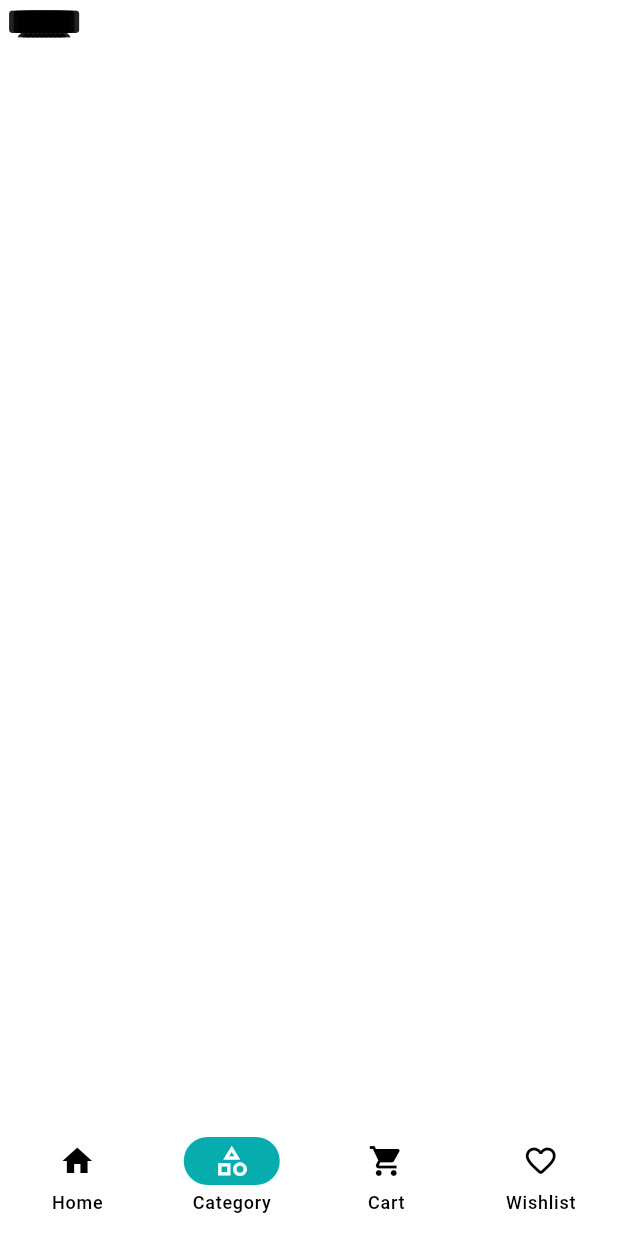
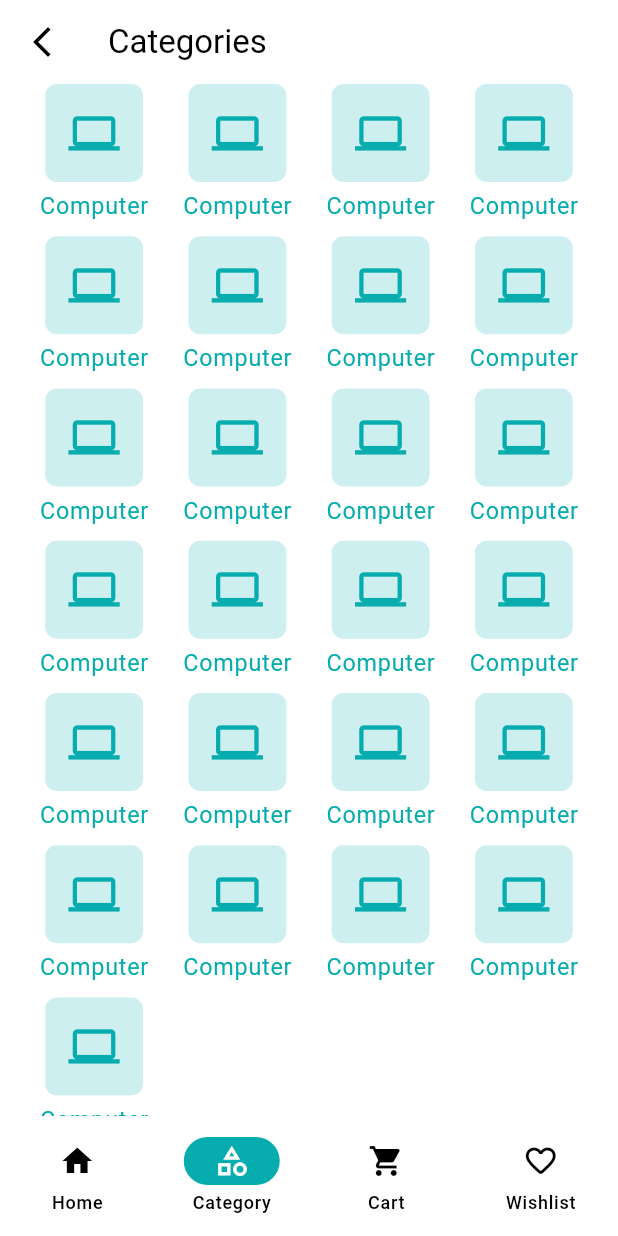
Before and after one commit to shorifulislamsiam/crafty_bay, a Flutter app: the screen it shows after launch, item 2 of the bottom bar chosen, on a phone screen of 412 x 824 dp. Run offline on Flutter 3.47's test engine with Material 3 defaults, Android fonts, the phone set to English and light mode, and no system bars; our stand-ins replace carousel_slider, email_validator, firebase_core, firebase_crashlytics, flutter_svg, get; accounts and stored records are empty; network calls fail.

Commit message:
product card

```diff
--- a/lib/app/asset_path.dart
+++ b/lib/app/asset_path.dart
@@ -1,5 +1,8 @@
+import 'dart:convert';
+
 class AssetPath{
   static const String _baseImagePath = "assets/images";
 
   static const String logoNav = "$_baseImagePath/logo_nav.svg";
+  static const String imgPic = "https://www.bata.com/dw/image/v2/BCLG_PRD/on/demandware.static/-/Sites-bata-in-master-catalog/default/dwb36ca92f/images/tile/8314211_1.jpeg?sw=960";
 }
--- /dev/null
+++ b/lib/features/common/widgets/product_category_item.dart
@@ -0,0 +1,38 @@
+import 'package:crafty_bay/app/app_color.dart';
+import 'package:flutter/material.dart';
+
+class ProductCategoryItem extends StatelessWidget {
+  const ProductCategoryItem({
+    super.key,
+  });
+
+  @override
+  Widget build(BuildContext context) {
+    return Column(
+      children: [
+        Container(
+          padding: EdgeInsets.all(16),
+          decoration: BoxDecoration(
+            color: AppColors.themeColor.withOpacity(0.2),
+            // border: Border.all(
+            //   color: AppColors.themeColor.withOpacity(0.2),
+            // ),
+            borderRadius: BorderRadius.circular(8),
+          ),
+          child: Icon(
+            Icons.computer,
+            size: 35,
+            color: AppColors.themeColor,
+          ),
+        ),
+        SizedBox(height: 5,),
+        Text(
+          "Computer",
+          style: Theme.of(
+            context,
+          ).textTheme.bodyLarge?.copyWith(color: AppColors.themeColor),
+        ),
+      ],
+    );
+  }
+}
--- a/lib/features/product/ui/products_category_screen.dart
+++ b/lib/features/product/ui/products_category_screen.dart
@@ -1,4 +1,7 @@
+import 'package:crafty_bay/features/common/ui/controllers/main_bottom_nav_controller.dart';
+import 'package:crafty_bay/features/common/widgets/product_category_item.dart';
 import 'package:flutter/material.dart';
+import 'package:get/get.dart';
 
 class ProductsCategoryScreen extends StatefulWidget {
   const ProductsCategoryScreen({super.key});
@@ -11,14 +14,34 @@ class _ProductsCategoryScreenState extends State<ProductsCategoryScreen> {
   @override
   Widget build(BuildContext context) {
     return Scaffold(
-      body: GridView.builder(
-        itemCount: 10,
-          gridDelegate: SliverGridDelegateWithMaxCrossAxisExtent(maxCrossAxisExtent: 3),
-          itemBuilder: (context,index){
-          return Card(
-            child: Icon(Icons.desktop_mac),
-          );
+      appBar: AppBar(
+        title: Text("Categories"),
+        leading: IconButton(
+          onPressed: () {
+            Get.find<MainBottomNavControllers>().backToHome();
           },
+          icon: Icon(Icons.arrow_back_ios_new),
+        ),
+      ),
+      body: Padding(
+        padding: const EdgeInsets.symmetric(horizontal: 16),
+        child: Column(
+          children: [
+            Expanded(
+              child: GridView.builder(
+                itemCount: 25,
+                gridDelegate: SliverGridDelegateWithFixedCrossAxisCount(
+                  crossAxisCount: 4,
+                  mainAxisSpacing: 8,
+                  crossAxisSpacing: 2,
+                ),
+                itemBuilder: (context, index) {
+                  return FittedBox(child: ProductCategoryItem());
+                },
+              ),
+            ),
+          ],
+        ),
       ),
     );
   }
```
Also changed, not shown: lib/features/common/widgets/product_card.dart (added, +97 -0 lines), lib/features/home/ui/screen/home_screen.dart (+47 -7 lines), lib/features/product/ui/product_list_screen.dart (added, +22 -0 lines).
